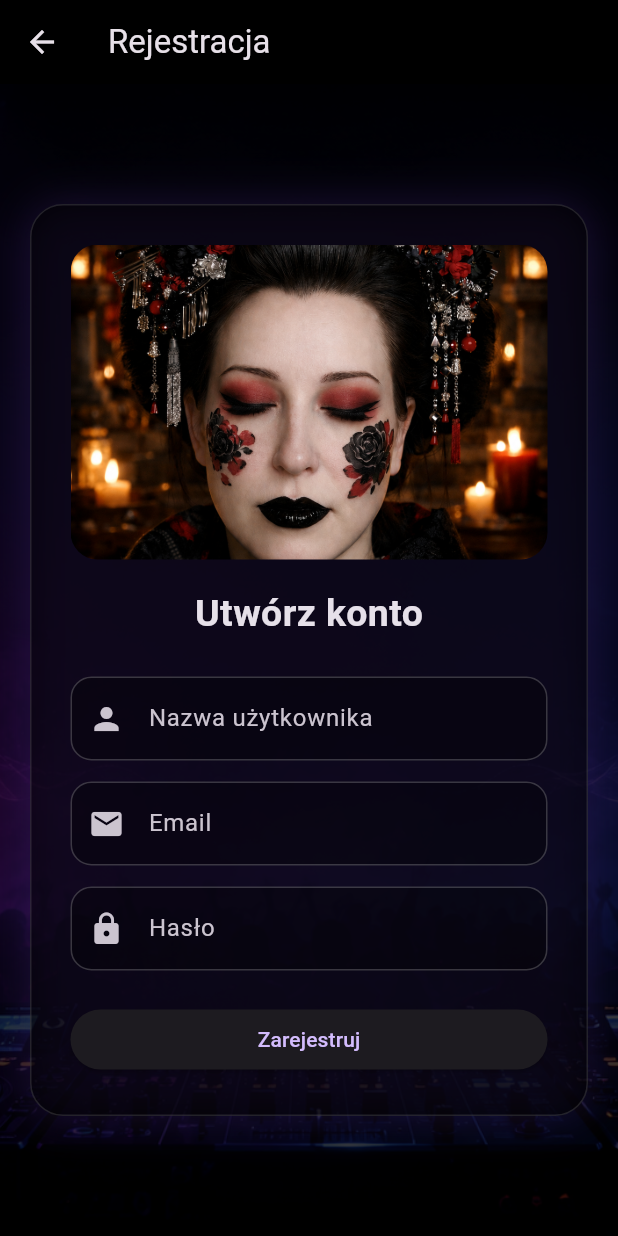
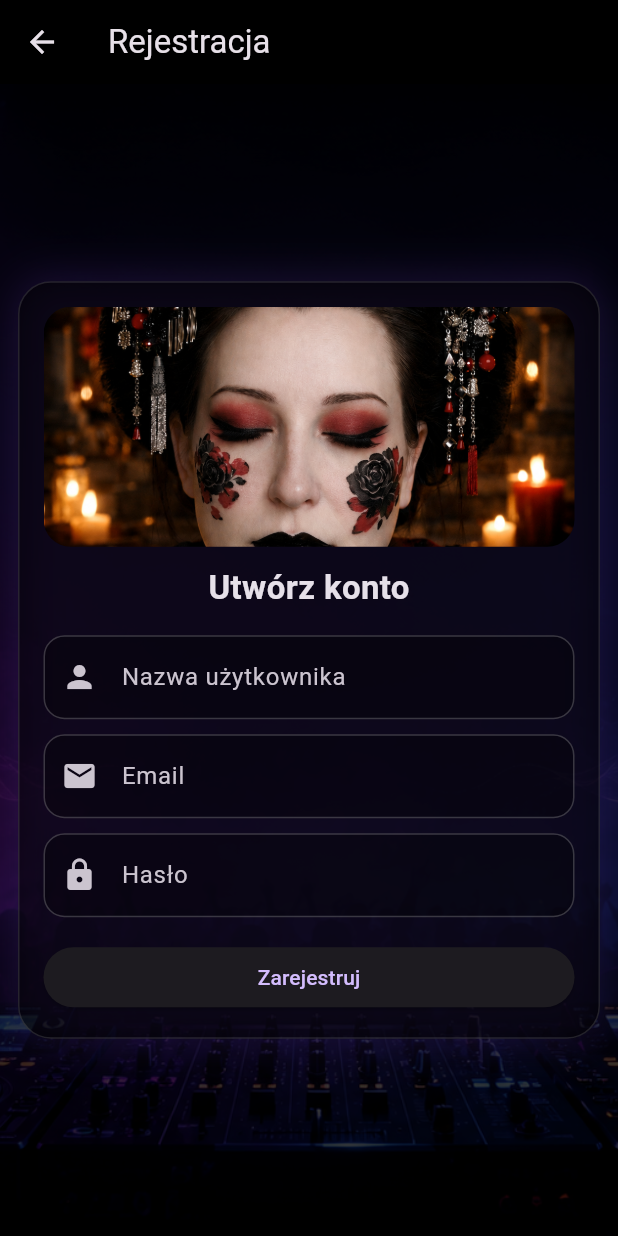
Before and after one commit to rubajczykpawel-oss/techno-radar, a Flutter app: the screen it shows after launch, after a tap on "Nie masz konta? Zarejestruj się", on a phone screen of 412 x 824 dp. Run offline on Flutter 3.47's test engine with Material 3 defaults, Android fonts, the phone set to English and light mode, and no system bars; our stand-ins replace file_picker, shared_preferences; network calls fail.

Commit message:
Improve mobile login responsiveness

```diff
--- a/techno_radar_mobile/lib/main.dart
+++ b/techno_radar_mobile/lib/main.dart
@@ -325,6 +325,20 @@ class _LoginPageState extends State<LoginPage> {
 
   bool isLoggingIn = false;
   bool eyesOpen = false;
+  bool imagesPrecached = false;
+
+  @override
+  void didChangeDependencies() {
+    super.didChangeDependencies();
+
+    if (!imagesPrecached) {
+      imagesPrecached = true;
+
+      precacheImage(const AssetImage(AppAssets.loginClosed), context);
+      precacheImage(const AssetImage(AppAssets.loginOpen), context);
+      precacheImage(const AssetImage(AppAssets.electronicBackground), context);
+    }
+  }
 
   Future<void> login() async {
     if (isLoggingIn) return;
@@ -365,7 +379,7 @@ class _LoginPageState extends State<LoginPage> {
           eyesOpen = true;
         });
 
-        await Future.delayed(const Duration(milliseconds: 650));
+        await Future.delayed(const Duration(milliseconds: 1200));
 
         if (!mounted) return;
 
@@ -413,9 +427,11 @@ class _LoginPageState extends State<LoginPage> {
     super.dispose();
   }
 
-  Widget loginCharacterImage() {
+  Widget loginCharacterImage(bool isSmallScreen) {
+    final imageHeight = isSmallScreen ? 210.0 : 330.0;
+
     return AnimatedSwitcher(
-      duration: const Duration(milliseconds: 450),
+      duration: const Duration(milliseconds: 550),
       switchInCurve: Curves.easeOut,
       switchOutCurve: Curves.easeIn,
       child: ClipRRect(
@@ -423,9 +439,10 @@ class _LoginPageState extends State<LoginPage> {
         borderRadius: BorderRadius.circular(18),
         child: Image.asset(
           eyesOpen ? AppAssets.loginOpen : AppAssets.loginClosed,
-          height: 330,
+          height: imageHeight,
           width: double.infinity,
           fit: BoxFit.cover,
+          gaplessPlayback: true,
         ),
       ),
     );
@@ -433,28 +450,43 @@ class _LoginPageState extends State<LoginPage> {
 
   @override
   Widget build(BuildContext context) {
+    final screenWidth = MediaQuery.of(context).size.width;
+    final screenHeight = MediaQuery.of(context).size.height;
+    final isSmallScreen = screenWidth < 520 || screenHeight < 760;
+
+    final horizontalPadding = isSmallScreen ? 12.0 : 20.0;
+    final panelPadding = isSmallScreen ? 16.0 : 26.0;
+    final titleSize = isSmallScreen ? 24.0 : 30.0;
+    final panelWidth = isSmallScreen ? double.infinity : 460.0;
+
     return Scaffold(
+      resizeToAvoidBottomInset: true,
       body: MusicBackground(
+        child: SafeArea(
           child: Center(
             child: SingleChildScrollView(
-            padding: const EdgeInsets.all(20),
+              keyboardDismissBehavior: ScrollViewKeyboardDismissBehavior.onDrag,
+              padding: EdgeInsets.symmetric(
+                horizontal: horizontalPadding,
+                vertical: isSmallScreen ? 10 : 20,
+              ),
               child: GlassPanel(
-              width: 460,
-              padding: const EdgeInsets.all(26),
+                width: panelWidth,
+                padding: EdgeInsets.all(panelPadding),
                 child: Column(
                   mainAxisSize: MainAxisSize.min,
                   children: [
-                  loginCharacterImage(),
-                  const SizedBox(height: 18),
-                  const Text(
+                    loginCharacterImage(isSmallScreen),
+                    SizedBox(height: isSmallScreen ? 12 : 18),
+                    Text(
                       "TECHNO RADAR",
                       style: TextStyle(
-                      fontSize: 30,
+                        fontSize: titleSize,
                         fontWeight: FontWeight.bold,
                         letterSpacing: 1.5,
                       ),
                     ),
-                  const SizedBox(height: 8),
+                    SizedBox(height: isSmallScreen ? 6 : 8),
                     Text(
                       eyesOpen
                           ? "Zalogowano. Witaj w radarze."
@@ -462,18 +494,20 @@ class _LoginPageState extends State<LoginPage> {
                       textAlign: TextAlign.center,
                       style: TextStyle(
                         color: Colors.white.withOpacity(0.75),
-                    ),
-                  ),
-                  const SizedBox(height: 26),
+                        fontSize: isSmallScreen ? 13 : 14,
+                      ),
+                    ),
+                    SizedBox(height: isSmallScreen ? 16 : 26),
                     TextField(
                       controller: email,
                       enabled: !isLoggingIn,
+                      keyboardType: TextInputType.emailAddress,
                       decoration: const InputDecoration(
                         labelText: "Email",
                         prefixIcon: Icon(Icons.email),
                       ),
                     ),
-                  const SizedBox(height: 14),
+                    SizedBox(height: isSmallScreen ? 10 : 14),
                     TextField(
                       controller: password,
                       enabled: !isLoggingIn,
@@ -484,7 +518,7 @@ class _LoginPageState extends State<LoginPage> {
                       ),
                       onSubmitted: (_) => login(),
                     ),
-                  const SizedBox(height: 22),
+                    SizedBox(height: isSmallScreen ? 16 : 22),
                     SizedBox(
                       width: double.infinity,
                       child: ElevatedButton(
@@ -493,16 +527,19 @@ class _LoginPageState extends State<LoginPage> {
                             ? const SizedBox(
                                 width: 22,
                                 height: 22,
-                              child: CircularProgressIndicator(strokeWidth: 2),
+                                child:
+                                    CircularProgressIndicator(strokeWidth: 2),
                               )
                             : const Text("Zaloguj"),
                       ),
                     ),
+                    SizedBox(height: isSmallScreen ? 4 : 8),
                     TextButton(
                       onPressed: isLoggingIn ? null : goRegister,
                       child: const Text("Nie masz konta? Zarejestruj się"),
                     ),
                   ],
+                ),
               ),
             ),
           ),
@@ -563,17 +600,21 @@ class _RegisterPageState extends State<RegisterPage> {
 
   @override
   Widget build(BuildContext context) {
+    final screenWidth = MediaQuery.of(context).size.width;
+    final isSmallScreen = screenWidth < 520;
+
     return Scaffold(
       appBar: AppBar(
         title: const Text("Rejestracja"),
       ),
       body: MusicBackground(
+        child: SafeArea(
           child: Center(
             child: SingleChildScrollView(
-            padding: const EdgeInsets.all(20),
+              padding: EdgeInsets.all(isSmallScreen ? 12 : 20),
               child: GlassPanel(
-              width: 430,
-              padding: const EdgeInsets.all(26),
+                width: isSmallScreen ? double.infinity : 430,
+                padding: EdgeInsets.all(isSmallScreen ? 16 : 26),
                 child: Column(
                   mainAxisSize: MainAxisSize.min,
                   children: [
@@ -581,17 +622,20 @@ class _RegisterPageState extends State<RegisterPage> {
                       borderRadius: BorderRadius.circular(18),
                       child: Image.asset(
                         AppAssets.loginClosed,
-                      height: 210,
+                        height: isSmallScreen ? 160 : 210,
                         width: double.infinity,
                         fit: BoxFit.cover,
                       ),
                     ),
-                  const SizedBox(height: 18),
-                  const Text(
+                    SizedBox(height: isSmallScreen ? 12 : 18),
+                    Text(
                       "Utwórz konto",
-                    style: TextStyle(fontSize: 25, fontWeight: FontWeight.bold),
-                  ),
-                  const SizedBox(height: 24),
+                      style: TextStyle(
+                        fontSize: isSmallScreen ? 22 : 25,
+                        fontWeight: FontWeight.bold,
+                      ),
+                    ),
+                    SizedBox(height: isSmallScreen ? 16 : 24),
                     TextField(
                       controller: username,
                       decoration: const InputDecoration(
@@ -599,15 +643,16 @@ class _RegisterPageState extends State<RegisterPage> {
                         prefixIcon: Icon(Icons.person),
                       ),
                     ),
-                  const SizedBox(height: 14),
+                    SizedBox(height: isSmallScreen ? 10 : 14),
                     TextField(
                       controller: email,
+                      keyboardType: TextInputType.emailAddress,
                       decoration: const InputDecoration(
                         labelText: "Email",
                         prefixIcon: Icon(Icons.email),
                       ),
                     ),
-                  const SizedBox(height: 14),
+                    SizedBox(height: isSmallScreen ? 10 : 14),
                     TextField(
                       controller: password,
                       obscureText: true,
@@ -616,7 +661,7 @@ class _RegisterPageState extends State<RegisterPage> {
                         prefixIcon: Icon(Icons.lock),
                       ),
                     ),
-                  const SizedBox(height: 22),
+                    SizedBox(height: isSmallScreen ? 16 : 22),
                     SizedBox(
                       width: double.infinity,
                       child: ElevatedButton(
@@ -625,6 +670,7 @@ class _RegisterPageState extends State<RegisterPage> {
                       ),
                     ),
                   ],
+                ),
               ),
             ),
           ),
@@ -818,9 +864,14 @@ class _EventListPageState extends State<EventListPage> {
     if (type == "Industrial Techno") return Colors.blueGrey;
     if (type == "House") return Colors.pink;
     if (type == "Tech House") return Colors.teal;
+    if (type == "Deep House") return Colors.purpleAccent;
     if (type == "Trance") return Colors.blue;
+    if (type == "Psytrance") return Colors.lightBlueAccent;
     if (type == "Drum and Bass") return Colors.lime;
     if (type == "Dubstep") return Colors.indigo;
+    if (type == "EDM") return Colors.cyan;
+    if (type == "Rave") return Colors.deepOrange;
+    if (type == "Electronic") return Colors.deepPurpleAccent;
     return Colors.deepPurple;
   }
 
@@ -1120,22 +1171,30 @@ class EventDetailsPage extends StatelessWidget {
 
     final uri = Uri.tryParse(sourceUrl);
 
-    if (uri == null) {
-      ScaffoldMessenger.of(context).showSnackBar(
-        const SnackBar(content: Text("Niepoprawny link do biletów")),
+    if (uri == null || !uri.hasScheme) {
+      ScaffoldMessenger.of(context).showSnackBar(
+        SnackBar(content: Text("Niepoprawny link do biletów: $sourceUrl")),
       );
       return;
     }
 
+    try {
       final opened = await launchUrl(
         uri,
-      mode: LaunchMode.platformDefault,
+        mode: LaunchMode.externalApplication,
         webOnlyWindowName: "_blank",
       );
 
       if (!opened && context.mounted) {
         ScaffoldMessenger.of(context).showSnackBar(
           const SnackBar(content: Text("Nie udało się otworzyć linku")),
+        );
+      }
+    } catch (error) {
+      if (!context.mounted) return;
+
+      ScaffoldMessenger.of(context).showSnackBar(
+        SnackBar(content: Text("Błąd otwierania linku: $error")),
       );
     }
   }
```
Lines whose indentation alone changed are shown as unchanged.
